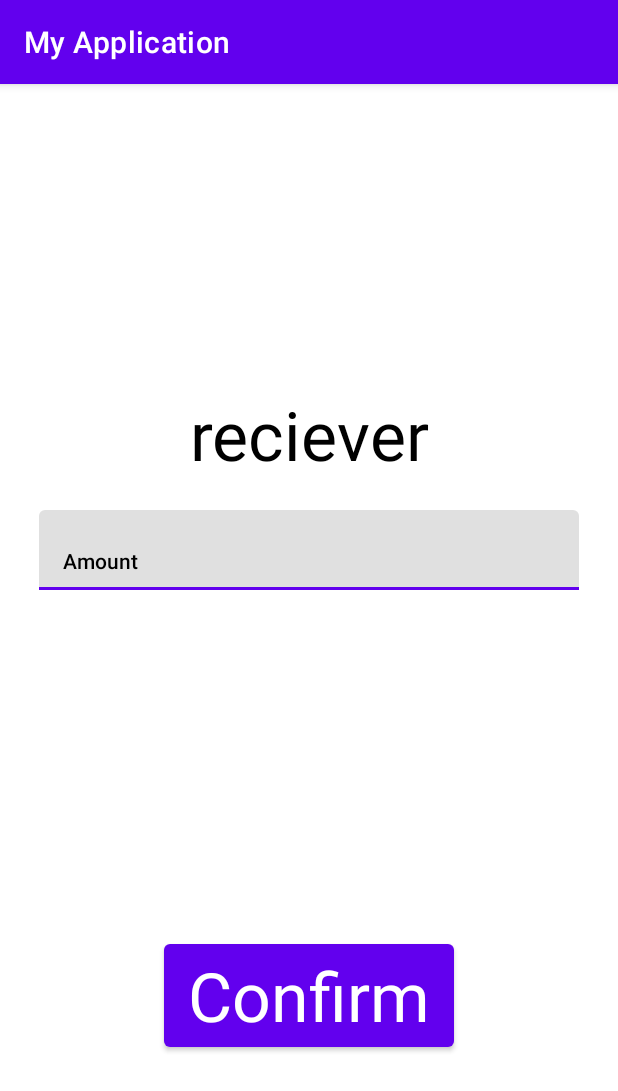
After one commit to UTSCCSCC01/projectf21-gmt-8-gang, an Android app: the Donation screen opened directly, with no data from a screen before it, on a phone screen of 412 x 824 dp. The commit adds this screen. Shown: the top 1091 px of the screen. Run offline under Robolectric (Android 15) with nearby library versions, the phone set to English and light mode, and no system bars; network calls fail.

Commit message:
Finish About Us page
About Us page is done, and Donate Us button links to donation page.

```diff
--- a/BeingSeenApp/app/src/main/AndroidManifest.xml
+++ b/BeingSeenApp/app/src/main/AndroidManifest.xml
@@ -13,7 +13,10 @@
         android:theme="@style/Theme.MyApplication"
         android:usesCleartextTraffic="true" >
         <activity
-            android:name=".aboutus"
+            android:name=".Donation"
+            android:exported="true" />
+        <activity
+            android:name=".Aboutus"
             android:exported="true" />
         <activity
             android:name=".MainActivity"
--- /dev/null
+++ b/BeingSeenApp/app/src/main/java/com/example/myapplication/Donation.java
@@ -0,0 +1,23 @@
+package com.example.myapplication;
+
+import androidx.appcompat.app.AppCompatActivity;
+import android.os.Bundle;
+import android.widget.Button;
+import android.widget.TextView;
+
+import com.google.android.material.textfield.TextInputEditText;
+import com.google.android.material.textfield.TextInputLayout;
+
+public class Donation extends AppCompatActivity {
+
+    @Override
+    protected void onCreate(Bundle savedInstanceState) {
+        super.onCreate(savedInstanceState);
+        setContentView(R.layout.donation);
+        //getting reciever's name should be added after db transaction finish
+        TextView reciever=(TextView) findViewById(R.id.dnt_reciever);
+        TextInputEditText amount=(TextInputEditText) findViewById(R.id.dnt_amount);
+        Button confirm=(Button) findViewById(R.id.dnt_confirm);
+
+    }
+}
--- a/BeingSeenApp/app/src/main/java/com/example/myapplication/MainActivity.java
+++ b/BeingSeenApp/app/src/main/java/com/example/myapplication/MainActivity.java
@@ -70,7 +70,7 @@ public class MainActivity extends AppCompatActivity {
             @Override
             public void onClick(View view) {
                 Intent intent=new Intent();
-                intent.setClass(MainActivity.this,aboutus.class);
+                intent.setClass(MainActivity.this, Aboutus.class);
                 startActivity(intent);
             }
         });
--- /dev/null
+++ b/BeingSeenApp/app/src/main/res/layout/donation.xml
@@ -0,0 +1,67 @@
+<?xml version="1.0" encoding="utf-8"?>
+<androidx.constraintlayout.widget.ConstraintLayout xmlns:android="http://schemas.android.com/apk/res/android"
+    xmlns:app="http://schemas.android.com/apk/res-auto"
+    xmlns:tools="http://schemas.android.com/tools"
+    android:layout_width="match_parent"
+             android:layout_height="match_parent">
+
+    <com.google.android.material.textfield.TextInputLayout
+        android:id="@+id/dnt_amount_frame"
+        android:layout_width="360dp"
+        android:layout_height="wrap_content"
+        android:layout_marginStart="8dp"
+        android:layout_marginTop="200dp"
+        android:layout_marginEnd="8dp"
+        android:layout_marginBottom="350dp"
+        android:hint="Amount"
+        android:textColorHint="@color/black"
+        app:hintAnimationEnabled="false"
+        app:hintEnabled="false"
+        app:hintTextAppearance="@style/TextAppearance.AppCompat.Body1"
+        app:layout_constraintBottom_toBottomOf="parent"
+        app:layout_constraintEnd_toEndOf="parent"
+        app:layout_constraintStart_toStartOf="parent"
+        app:layout_constraintTop_toTopOf="parent"
+        app:layout_constraintVertical_bias="0.51">
+
+        <com.google.android.material.textfield.TextInputEditText
+            android:id="@+id/dnt_amount"
+            android:layout_width="match_parent"
+            android:layout_height="wrap_content"
+            android:bufferType="editable"
+            android:capitalize="none"
+            android:clickable="true"
+            android:hint="Amount"
+            android:textColorHint="@color/black"
+            android:inputType="number"
+            android:textAppearance="@style/TextAppearance.AppCompat.Body2"
+            android:textColor="@color/black"
+            app:textInputLayoutFocusedRectEnabled="true" />
+    </com.google.android.material.textfield.TextInputLayout>
+
+    <TextView
+        android:id="@+id/dnt_reciever"
+        android:layout_width="wrap_content"
+        android:layout_height="wrap_content"
+        android:layout_marginStart="50dp"
+        android:layout_marginEnd="50dp"
+        android:layout_marginBottom="20dp"
+        android:text="reciever"
+        android:textAppearance="@style/TextAppearance.AppCompat.Display2"
+        android:textColor="@color/black"
+        app:layout_constraintBottom_toTopOf="@+id/dnt_amount_frame"
+        app:layout_constraintEnd_toEndOf="parent"
+        app:layout_constraintStart_toStartOf="parent" />
+
+    <Button
+        android:id="@+id/dnt_confirm"
+        android:layout_width="wrap_content"
+        android:layout_height="wrap_content"
+        android:layout_marginBottom="120dp"
+        android:text="Confirm"
+        android:textAppearance="@style/TextAppearance.AppCompat.Display2"
+        android:textIsSelectable="false"
+        app:layout_constraintBottom_toBottomOf="parent"
+        app:layout_constraintEnd_toEndOf="parent"
+        app:layout_constraintStart_toStartOf="parent" />
+</androidx.constraintlayout.widget.ConstraintLayout>
--- a/BeingSeenApp/app/src/main/res/values/strings.xml
+++ b/BeingSeenApp/app/src/main/res/values/strings.xml
@@ -3,4 +3,5 @@
     <string name="title_home">Home</string>
     <string name="title_dashboard">Dashboard</string>
     <string name="title_notifications">Notifications</string>
+    <string name="about_us">About US</string>
 </resources>
```
Also changed, not shown: BeingSeenApp/app/src/main/java/com/example/myapplication/aboutus.java (+21 -8 lines), BeingSeenApp/app/src/main/res/layout/aboutus.xml (+49 -4 lines), BeingSeenApp/app/src/main/res/layout/activity_donate_us.xml (added, +10 -0 lines).
